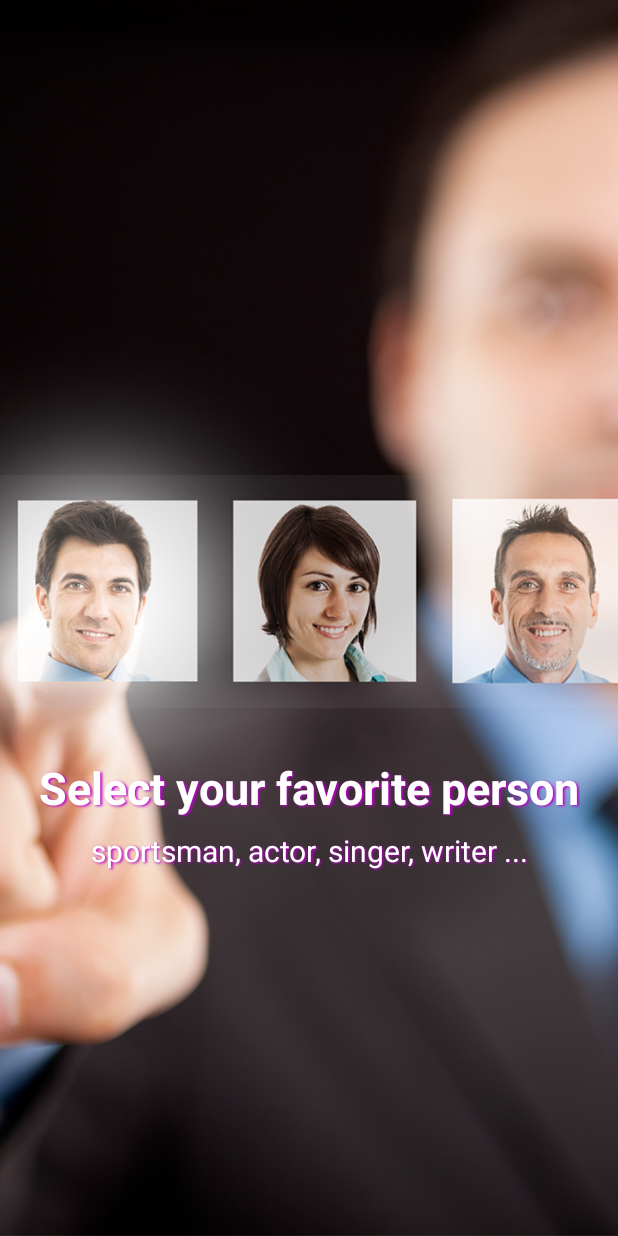
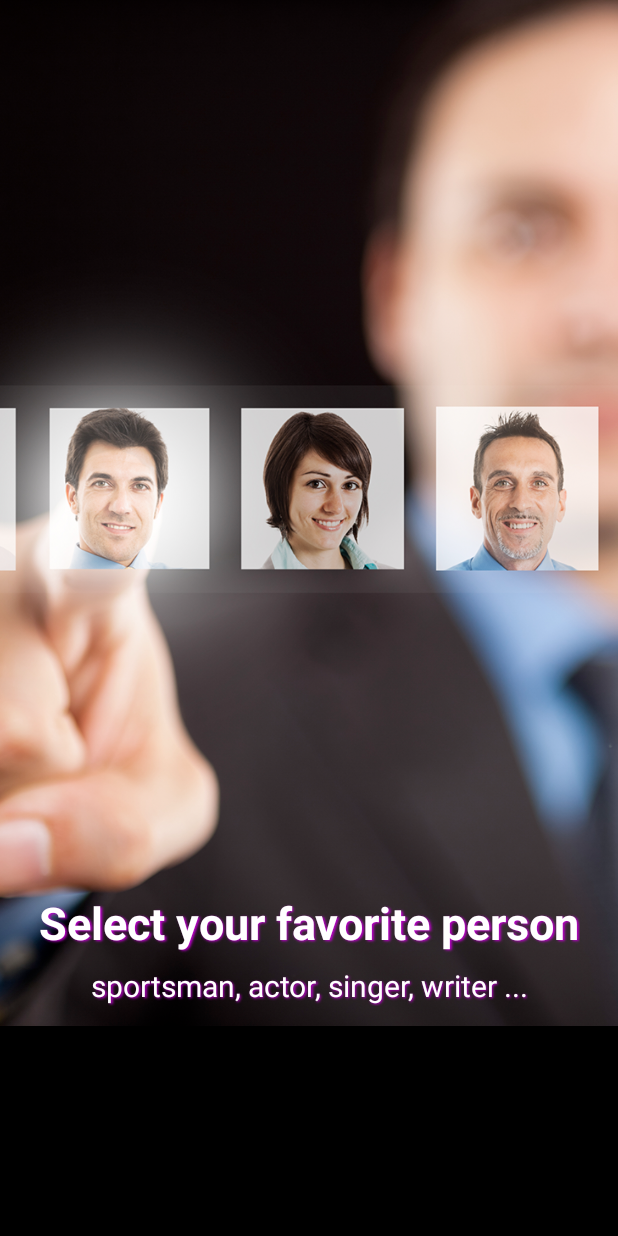
Before and after one commit to hiulatam/Android, an Android app: the layout slide1.xml on its own in the app's theme, with its tools: preview values and no code run, on a phone screen of 412 x 824 dp. Run offline under Robolectric (Android 15) with nearby library versions, the phone set to English and light mode, and no system bars; plain views replace CustomTextView.

```diff
--- a/app/src/main/java/com/hiulatam/hiu/hiu/DashboardActivity.java
+++ b/app/src/main/java/com/hiulatam/hiu/hiu/DashboardActivity.java
@@ -177,7 +177,7 @@ public class DashboardActivity extends AppCompatActivity implements NavigationVi
         nav_user.setText(pefil.profilefacebok.getName());
         ImageView img_user = (ImageView) hView.findViewById(R.id.imageView);
         Picasso.with(this)
-                .load(pefil.profilefacebok.getProfilePictureUri(280,280))
+                .load(pefil.profilefacebok.getProfilePictureUri(140,140))
                 .placeholder(R.drawable.com_facebook_button_login_logo)
                 .error(android.R.drawable.sym_def_app_icon)
                 .transform(new circleTransform())
--- a/app/src/main/res/layout/slide1.xml
+++ b/app/src/main/res/layout/slide1.xml
@@ -3,13 +3,14 @@
     xmlns:tools="http://schemas.android.com/tools"
     android:layout_width="match_parent"
     android:layout_height="match_parent"
-    tools:context="com.hiulatam.hiu.hiu.fragments.SampleSlideFragment">
+    tools:context="com.hiulatam.hiu.hiu.fragments.SampleSlideFragment"
+    android:background="@android:color/black">
 
     <!-- TODO: Update blank fragment layout -->
     <ImageView
         android:layout_width="0dp"
         android:layout_height="0dp"
-        android:layout_marginBottom="0dp"
+        android:layout_marginBottom="140dp"
         android:layout_marginLeft="0dp"
         android:layout_marginRight="0dp"
         android:layout_marginTop="0dp"
@@ -36,7 +37,7 @@
         android:layout_gravity="center"
         android:layout_marginLeft="10dp"
         android:layout_marginRight="10dp"
-        android:layout_marginTop="10dp"
+        android:layout_marginTop="100dp"
         android:text="@string/first_title"
         android:textAlignment="center"
         android:textColor="@color/white"
```
Also changed, not shown: app/src/main/java/com/hiulatam/hiu/hiu/MyApplication.java (+24 -0 lines), app/src/main/res/layout/slide2.xml (+8 -6 lines), app/src/main/res/layout/slide3.xml (+4 -3 lines).
